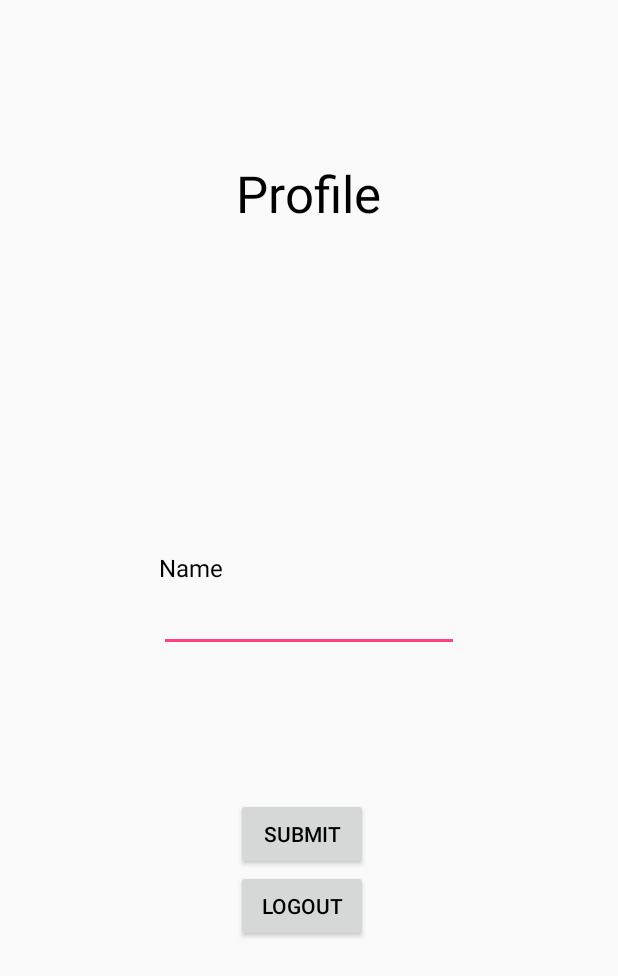
After one commit to ohmyskyhigh/Test2, an Android app: the layout activity_profile_page.xml on its own in the app's theme, with its tools: preview values and no code run, on a phone screen of 412 x 824 dp. The commit adds this screen. Shown: the top 976 px of the screen. Run offline under Robolectric (Android 15) with nearby library versions, the phone set to English and light mode, and no system bars.

Commit message:
Cannot signout and profile update is unstable

```diff
--- a/app/src/main/AndroidManifest.xml
+++ b/app/src/main/AndroidManifest.xml
@@ -17,6 +17,8 @@
         </activity>
         <activity android:name=".Account.ui.RegisterActivity">
         </activity>
+        <activity android:name=".App.ProfilePage">
+        </activity>
     </application>
 
 </manifest>
--- /dev/null
+++ b/app/src/main/res/layout/activity_profile_page.xml
@@ -0,0 +1,58 @@
+<?xml version="1.0" encoding="utf-8"?>
+<RelativeLayout
+    xmlns:android="http://schemas.android.com/apk/res/android"
+    xmlns:tools="http://schemas.android.com/tools"
+    android:layout_width="match_parent"
+    android:layout_height="match_parent"
+    android:paddingBottom="@dimen/activity_vertical_margin"
+    android:paddingLeft="@dimen/activity_horizontal_margin"
+    android:paddingRight="@dimen/activity_horizontal_margin"
+    android:paddingTop="@dimen/activity_vertical_margin"
+    tools:context="com.example.miaor.test2.App.ProfilePage">
+
+    <TextView
+        android:layout_width="wrap_content"
+        android:layout_height="wrap_content"
+        android:text="@string/profile"
+        android:id="@+id/Profile_Title"
+        android:layout_alignParentTop="true"
+        android:layout_centerHorizontal="true"
+        android:layout_marginTop="90dp"
+        android:textSize="@dimen/sizeTitle"
+        android:typeface="normal"/>
+
+    <EditText
+        android:layout_width="200dp"
+        android:layout_height="wrap_content"
+        android:id="@+id/nameText_profile"
+        android:layout_centerVertical="true"
+        android:layout_centerHorizontal="true"/>
+
+    <TextView
+        android:layout_width="wrap_content"
+        android:layout_height="wrap_content"
+        android:text="@string/name"
+        android:id="@+id/userName_profile"
+        android:textSize="16sp"
+        android:layout_above="@+id/nameText_profile"
+        android:layout_alignLeft="@+id/nameText_profile"
+        android:layout_alignStart="@+id/nameText_profile"/>
+
+    <Button
+        android:layout_width="wrap_content"
+        android:layout_height="wrap_content"
+        android:text="@string/submit"
+        android:id="@+id/submit_profile"
+        android:layout_below="@+id/nameText_profile"
+        android:layout_alignLeft="@+id/Profile_Title"
+        android:layout_alignStart="@+id/Profile_Title"
+        android:layout_marginTop="97dp"/>
+    <Button
+        android:layout_width="wrap_content"
+        android:layout_height="wrap_content"
+        android:text="@string/logout"
+        android:id="@+id/logout_profile"
+        android:layout_below="@+id/submit_profile"
+        android:layout_alignLeft="@+id/submit_profile"
+        android:layout_alignStart="@+id/submit_profile"/>
+</RelativeLayout>
--- a/app/src/main/res/layout/login.xml
+++ b/app/src/main/res/layout/login.xml
@@ -18,7 +18,7 @@
         android:layout_alignParentTop="true"
         android:layout_centerHorizontal="true"
         android:layout_marginTop="90dp"
-        android:textSize="34sp"
+        android:textSize="@dimen/sizeTitle"
         android:typeface="normal"
         android:textStyle="italic"
         android:textColor="#26C6DA"/>
--- a/app/src/main/res/layout/register.xml
+++ b/app/src/main/res/layout/register.xml
@@ -77,7 +77,7 @@
     <TextView
         android:layout_width="wrap_content"
         android:layout_height="wrap_content"
-        android:text="Name"
+        android:text="@string/name"
         android:id="@+id/textView3"
         android:layout_below="@+id/password_register"
         android:layout_alignLeft="@+id/password_register"
--- a/app/src/main/res/values/dimens.xml
+++ b/app/src/main/res/values/dimens.xml
@@ -2,4 +2,5 @@
     <!-- Default screen margins, per the Android Design guidelines. -->
     <dimen name="activity_horizontal_margin">16dp</dimen>
     <dimen name="activity_vertical_margin">16dp</dimen>
+    <dimen name="sizeTitle">34sp</dimen>
 </resources>
--- a/app/src/main/res/values/strings.xml
+++ b/app/src/main/res/values/strings.xml
@@ -6,5 +6,8 @@
     <string name="email">Email</string>
     <string name="password">Password</string>
     <string name="password_lenth">more than 6 letters</string>
-    <string name="name">name</string>
+    <string name="name">Name</string>
+    <string name="profile">Profile</string>
+    <string name="submit">submit</string>
+    <string name="logout">logout</string>
 </resources>
```
Also changed, not shown: app/src/main/java/com/example/miaor/test2/Account/ui/LoginActivity.java (+21 -9 lines), app/src/main/java/com/example/miaor/test2/Account/ui/RegisterActivity.java (+4 -8 lines), app/src/main/java/com/example/miaor/test2/App/ProfilePage.java (added, +69 -0 lines).
